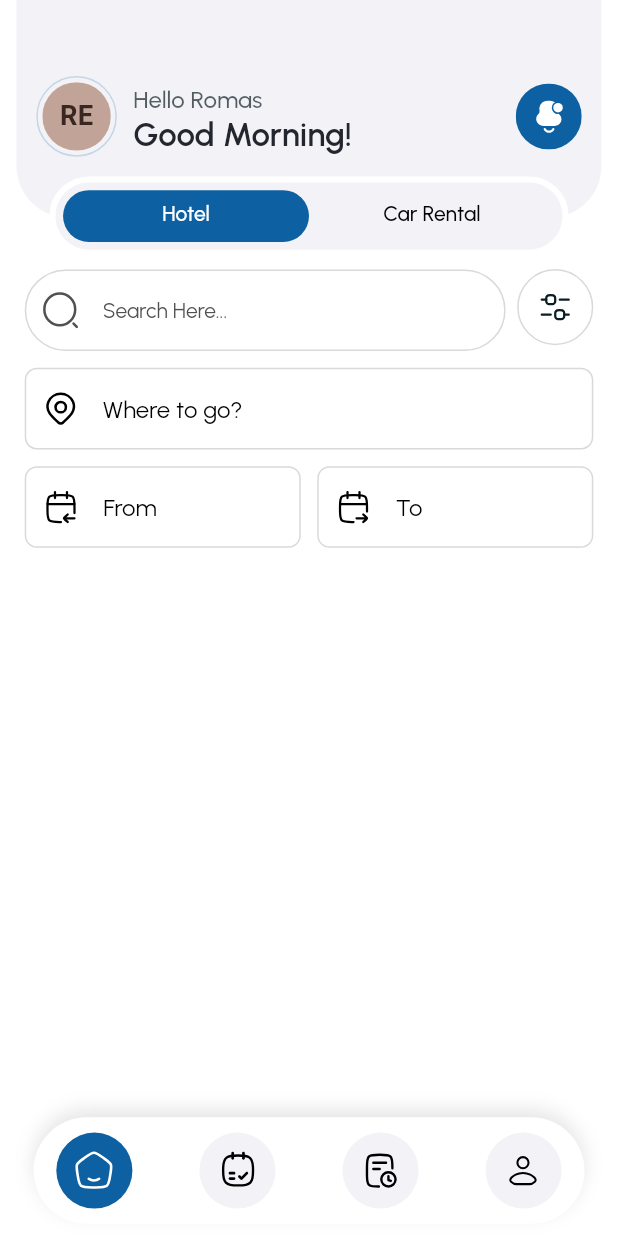
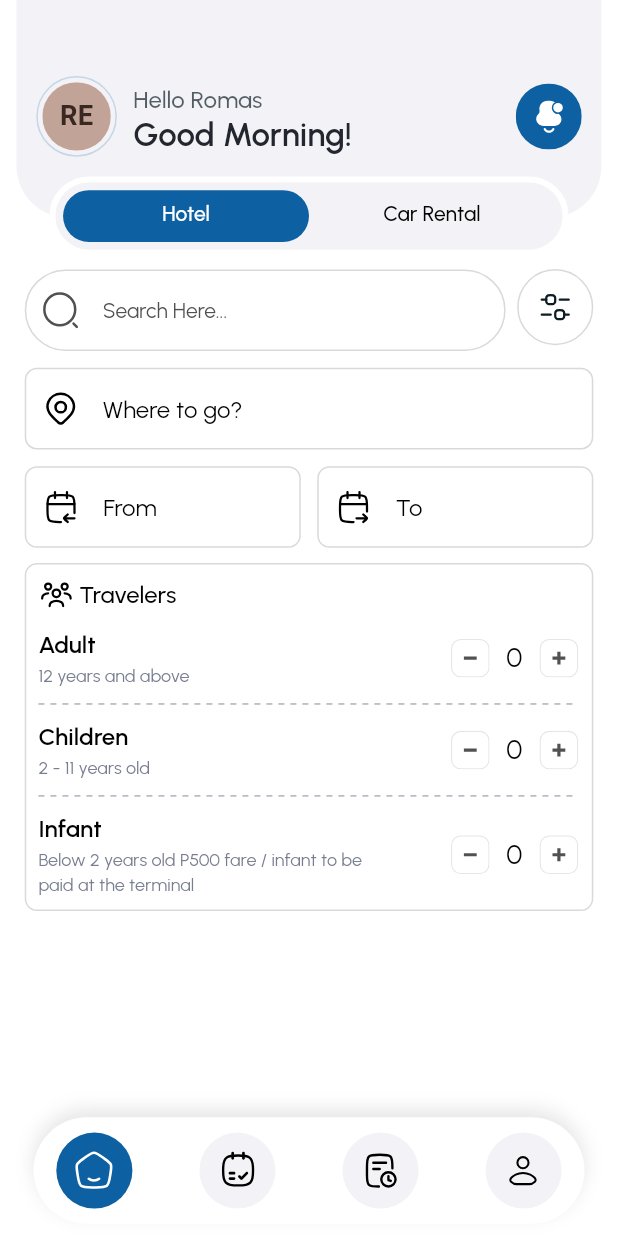
Before and after one commit to manushah77/rezorent_app, a Flutter app: the BottomBarView screen opened by its route, on a phone screen of 412 x 824 dp. Run offline on Flutter 3.47's test engine with Material 3 defaults, Android fonts, the phone set to English and light mode, and no system bars; drawn by our look-alikes of cached_network_image, dotted_line; our stand-ins replace connectivity_plus, device_preview, dio, dropdown_button2, firebase_core, firebase_messaging and 14 more; missing offline and left inert: flutter_swipe_button; accounts and stored records are empty; network calls fail; key blocks and very long unbroken strings in the code were emptied for the run.

Commit message:
Push By Arslan on 5th September working on Frontend

```diff
--- a/lib/app/config/app_assets.dart
+++ b/lib/app/config/app_assets.dart
@@ -47,5 +47,8 @@ class AppAssets {
   static const String icNotification = '$svgsPath/ic_notification.svg';
   static const String fromDateIcon = '$svgsPath/from_date_icon.svg';
   static const String toDateIcon = '$svgsPath/to_date_icon.svg';
+  static const String travelersIcon = '$svgsPath/travelers_icon.svg';
+  static const String decrementIcon = '$svgsPath/decrement_icon.svg';
+  static const String incrementIcon = '$svgsPath/increment_icon.svg';
 
 }
--- a/lib/app/mvvm/view_model/home_controller/home_controller.dart
+++ b/lib/app/mvvm/view_model/home_controller/home_controller.dart
@@ -1,7 +1,10 @@
 import 'package:flutter/cupertino.dart';
 import 'package:get/get.dart';
 
-class HomeController extends GetxController{
+class HomeController extends GetxController {
   final TextEditingController fromDateController = TextEditingController();
   final TextEditingController toDateController = TextEditingController();
+  RxInt childrenCount = 0.obs;
+  RxInt adultsCount = 0.obs;
+  RxInt infantCount = 0.obs;
 }
--- a/lib/app/mvvm/views/bottom_bar_view/home_view.dart
+++ b/lib/app/mvvm/views/bottom_bar_view/home_view.dart
@@ -2,6 +2,7 @@ import 'package:flutter/material.dart';
 import 'package:flutter_animate/flutter_animate.dart';
 import 'package:flutter_screenutil/flutter_screenutil.dart';
 import 'package:flutter_svg/flutter_svg.dart';
+import 'package:get/get.dart';
 import 'package:rezorent_app/app/config/app_assets.dart';
 import 'package:rezorent_app/app/config/app_colors.dart';
 import 'package:rezorent_app/app/config/app_text_style.dart';
@@ -139,4 +140,5 @@ class _HomeViewState extends State<HomeView> with TickerProviderStateMixin {
       ),
     );
   }
+
 }
--- a/lib/app/mvvm/views/home_tabs/hotels_tab.dart
+++ b/lib/app/mvvm/views/home_tabs/hotels_tab.dart
@@ -1,3 +1,4 @@
+import 'package:dotted_line/dotted_line.dart';
 import 'package:flutter/material.dart';
 import 'package:flutter_screenutil/flutter_screenutil.dart';
 import 'package:flutter_svg/flutter_svg.dart';
@@ -10,6 +11,8 @@ import 'package:rezorent_app/app/custom_widgets/app_custom_field.dart';
 import 'package:rezorent_app/app/custom_widgets/custom_pickers/date_picker_dialog.dart';
 import 'package:rezorent_app/app/custom_widgets/sizedbox_extension.dart';
 import 'package:rezorent_app/app/mvvm/view_model/home_controller/home_controller.dart';
+
+import '../../../config/app_text_style.dart';
 
 class HotelsTab extends StatefulWidget {
   const HotelsTab({super.key});
@@ -64,7 +67,7 @@ class _HotelsTabState extends State<HotelsTab> {
             enabledBorderColor: Color(0xffD9D9D9),
             focusedBorder: 8.sp,
             focusedBorderColor: AppColors.primary,
-            textInputAction: TextInputAction.search,
+            textInputAction: TextInputAction.done,
             prefixIcon: SvgPicture.asset(AppAssets.locationIcon, color: Colors.black).paddingFromAll(12.sp),
             hintText: 'Where to go?',
             hintColor: AppColors.black,
@@ -119,8 +122,96 @@ class _HotelsTabState extends State<HotelsTab> {
               ),
             ],
           ),
+          10.h.height,
+          Container(
+            decoration: BoxDecoration(
+              border: Border.all(color: Color(0xffD9D9D9)),
+              borderRadius: BorderRadius.circular(8.sp),
+            ),
+            child: Column(
+              children: [
+                Row(
+                  mainAxisAlignment: MainAxisAlignment.start,
+                  children: [
+                    SvgPicture.asset(AppAssets.travelersIcon),
+                    3.w.width,
+                    Text(
+                      'Travelers',
+                      style: AppTextStyles.customText16(color: Colors.black, fontWeight: FontWeight.w500),
+                    ),
+                  ],
+                ),
+                10.h.height,
+                _buildTravelersTile(value: controller.adultsCount, title: "Adult", subtitle: "12 years and above"),
+                10.h.height,
+                DottedLine(dashColor: AppColors.textLightBlack.withOpacity(0.6)),
+                10.h.height,
+                _buildTravelersTile(value: controller.childrenCount, title: "Children", subtitle: "2 - 11 years old"),
+                10.h.height,
+                DottedLine(dashColor: AppColors.textLightBlack.withOpacity(0.6)),
+                10.h.height,
+                _buildTravelersTile(
+                  value: controller.infantCount,
+                  title: "Infant",
+                  subtitle: "Below 2 years old P500 fare / infant to be paid at the terminal",
+                ),
+              ],
+            ).paddingFromAll(8.sp),
+          ),
         ],
       ).paddingHorizontal(15.w),
     );
   }
+
+  Widget _buildTravelersTile({required RxInt value, required String title, required String subtitle}) {
+    return Obx(() {
+      return Row(
+        mainAxisAlignment: MainAxisAlignment.spaceBetween,
+        children: [
+          Column(
+            crossAxisAlignment: CrossAxisAlignment.start,
+            children: [
+              Text(
+                title,
+                style: AppTextStyles.customText16(color: Colors.black, fontWeight: FontWeight.w600),
+              ),
+              SizedBox(
+                width: 200.w,
+                child: Text(subtitle, style: AppTextStyles.customText12(color: AppColors.textLightBlack)),
+              ),
+            ],
+          ),
+          Row(
+            mainAxisAlignment: MainAxisAlignment.end,
+            children: [
+              GestureDetector(
+                onTap: () {
+                  if (value > 0) {
+                    value.value--;
+                  }
+                },
+                child: SvgPicture.asset(AppAssets.decrementIcon),
+              ),
+              5.w.width,
+              SizedBox(
+                width: 20.w,
+                child: Text(
+                  value.toString(),
+                  style: AppTextStyles.customText18(color: Colors.black),
+                  textAlign: TextAlign.center,
+                ),
+              ),
+              5.w.width,
+              GestureDetector(
+                onTap: () {
+                  value.value++;
+                },
+                child: SvgPicture.asset(AppAssets.incrementIcon),
+              ),
+            ],
+          ),
+        ],
+      );
+    });
+  }
 }
```
Also changed, not shown: assets/svgs/decrement_icon.svg (added), assets/svgs/increment_icon.svg (added), assets/svgs/travelers_icon.svg (added).
